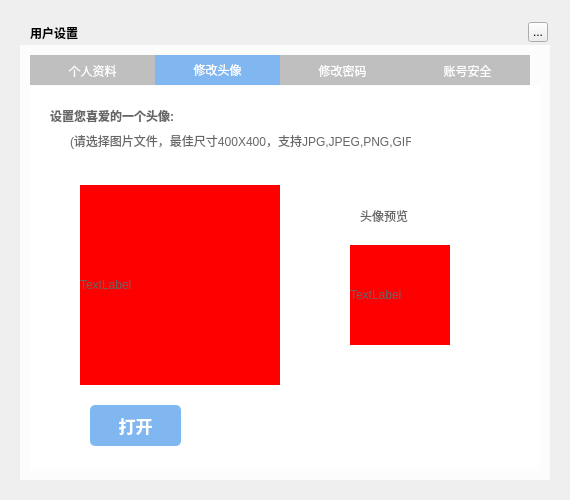
Qt form musicUi/musicUsermanager/musicuserrecordwidget.ui (Greedysky/TTKMusicPlayer) before a commit.
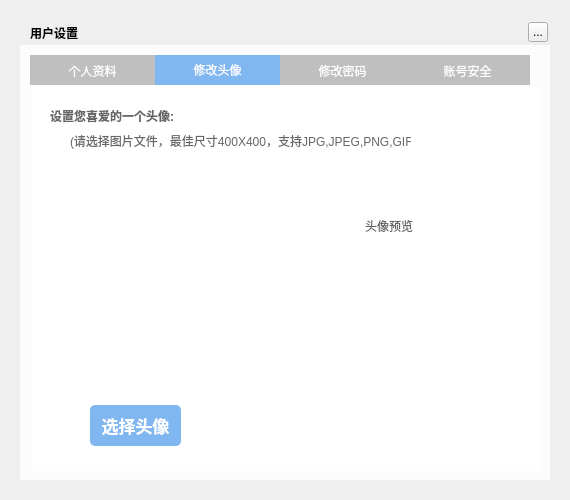
The same form after that commit. The open tabs and pages were chosen to show the change.

```diff
--- a/musicUi/musicUsermanager/musicuserrecordwidget.ui
+++ b/musicUi/musicUsermanager/musicuserrecordwidget.ui
@@ -394,12 +394,6 @@
         <height>200</height>
        </rect>
       </property>
-      <property name="styleSheet">
-       <string notr="true">background:red</string>
-      </property>
-      <property name="text">
-       <string>TextLabel</string>
-      </property>
      </widget>
      <widget class="QLabel" name="label_4S">
       <property name="geometry">
@@ -410,18 +404,15 @@
         <height>100</height>
        </rect>
       </property>
-      <property name="styleSheet">
-       <string notr="true">background:red</string>
-      </property>
       <property name="text">
-       <string>TextLabel</string>
+       <string/>
       </property>
      </widget>
      <widget class="QLabel" name="label_5S">
       <property name="geometry">
        <rect>
-        <x>330</x>
-        <y>120</y>
+        <x>335</x>
+        <y>130</y>
         <width>61</width>
         <height>21</height>
        </rect>
@@ -446,7 +437,7 @@
        <string notr="true">QPushButton{border-radius:5px;background-color:#80B7F1;color:white;font-size:17px;font-weight:bold;}</string>
       </property>
       <property name="text">
-       <string>打开</string>
+       <string>选择头像</string>
       </property>
      </widget>
     </widget>
```
Left out of the diff: 8 changed lines with no effect on the pictures.
